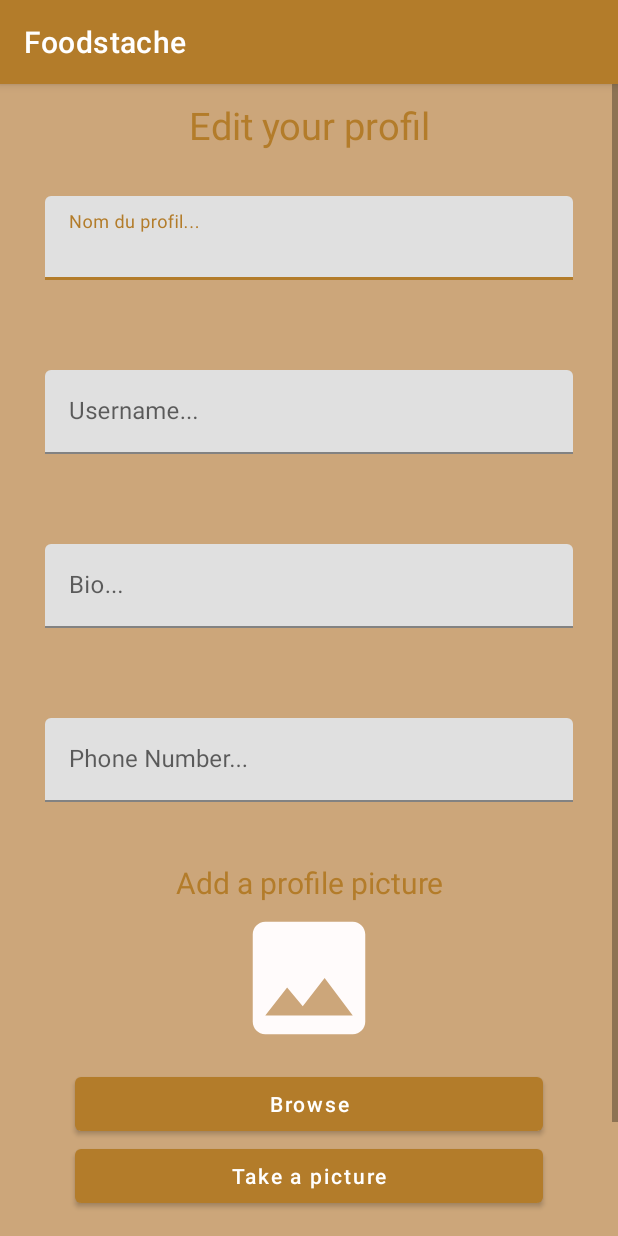
After one commit to AyAztuB/foodstache, an Android app: the EditProfilActivity screen opened directly, with no data from a screen before it, on a phone screen of 412 x 824 dp. The commit adds this screen. Run offline under Robolectric (Android 15) with nearby library versions, the phone set to English and light mode, and no system bars; our stand-ins replace Firebase (no records; nobody signed in at launch, a user with empty details on screens opened directly), Picasso.

Commit message:
On peut edit le profil depuis les settings !!!!

```diff
--- a/Foodstache/app/src/main/AndroidManifest.xml
+++ b/Foodstache/app/src/main/AndroidManifest.xml
@@ -13,6 +13,9 @@
         android:supportsRtl="true"
         android:theme="@style/Theme.Foodstache"
         tools:targetApi="31">
+        <activity
+            android:name=".EditProfilActivity"
+            android:exported="false" />
         <activity
             android:name=".RegisterProfilActivity"
             android:exported="false" />
--- /dev/null
+++ b/Foodstache/app/src/main/java/com/example/foodstache/EditProfilActivity.kt
@@ -0,0 +1,166 @@
+package com.example.foodstache
+
+import androidx.appcompat.app.AppCompatActivity
+import android.os.Bundle
+import android.widget.Button
+import com.google.android.material.textfield.TextInputEditText
+import android.annotation.SuppressLint
+import android.app.ProgressDialog
+import android.content.ContentValues.TAG
+import android.content.Intent
+import android.net.Uri
+import android.provider.MediaStore
+import android.util.Log
+import android.widget.ImageView
+import android.widget.Toast
+import com.google.firebase.auth.FirebaseAuth
+import com.google.firebase.database.DatabaseReference
+import com.google.firebase.database.ktx.database
+import com.google.firebase.ktx.Firebase
+import com.google.firebase.storage.FirebaseStorage
+import com.google.firebase.storage.StorageReference
+import com.google.firebase.storage.ktx.storage
+import com.squareup.picasso.Picasso
+import java.util.*
+
+class EditProfilActivity : AppCompatActivity() {
+
+    private lateinit var editBtn: Button
+    private lateinit var uploadBtn: Button
+    private lateinit var cameraBtn: Button
+    private lateinit var nameProfil: TextInputEditText
+    private lateinit var userName: TextInputEditText
+    private lateinit var phoneNumber: TextInputEditText
+    private lateinit var bioProfil: TextInputEditText
+    private lateinit var database: DatabaseReference
+    private lateinit var storageRef: StorageReference
+    private lateinit var mAvatarView: ImageView
+
+    private var myUrl: Uri? = null
+    var pictureProfile: Boolean = false
+
+    @SuppressLint("MissingInflatedId")
+    override fun onCreate(savedInstanceState: Bundle?) {
+        super.onCreate(savedInstanceState)
+        setContentView(R.layout.activity_edit_profil)
+
+            editBtn = findViewById(R.id.validateBtn)
+            cameraBtn = findViewById(R.id.camera_btn_profil)
+            uploadBtn = findViewById(R.id.browse_btn_image_profil)
+            nameProfil = findViewById(R.id.nomProfiltx)
+            userName = findViewById(R.id.usernametx)
+            phoneNumber = findViewById(R.id.phonenumberTx)
+            bioProfil = findViewById(R.id.bioTx)
+            mAvatarView = findViewById(R.id.image_to_add)
+            storageRef = Firebase.storage.reference
+            database = Firebase.database.reference
+
+            editBtn.setOnClickListener {
+                val userId = intent.getStringExtra("userId")
+                val name: String = nameProfil.text.toString().trim()
+                val username: String = userName.text.toString().trim()
+                val phone: String = phoneNumber.text.toString().trim()
+                val bio: String = bioProfil.text.toString().trim()
+
+                if (userId != null) {
+                    editProfil(name, username, phone, bio, userId)
+                }
+            }
+
+            uploadBtn.setOnClickListener {
+                pictureProfile = true
+                val galleryIntent = Intent()
+                galleryIntent.type = "image/*"
+                galleryIntent.action = Intent.ACTION_GET_CONTENT
+                startActivityForResult(Intent.createChooser(galleryIntent, "Select Picture"), 22)
+            }
+
+            cameraBtn.setOnClickListener {
+                val cameraIntent = Intent()
+                cameraIntent.type = "image/*"
+                cameraIntent.action = MediaStore.ACTION_IMAGE_CAPTURE
+                startActivityForResult(Intent.createChooser(cameraIntent, "Test"), 22)
+
+            }
+
+
+        }
+
+        override fun onActivityResult(requestCode: Int, resultCode: Int, data: Intent?) {
+            super.onActivityResult(requestCode, resultCode, data)
+            // on below line we are checking if the result is ok
+            if (requestCode == 22 && resultCode == RESULT_OK && data != null && data.data != null) {
+                // on below line initializing file uri with the data which we get from intent
+                myUrl = data.data
+                try {
+                    Picasso.get().load(myUrl).into(mAvatarView)
+                } catch (e: Exception) {
+                    // handling exception on below line
+                    e.printStackTrace()
+                }
+            }
+        }
+
+        private fun uploadImage() {
+            // on below line checking weather our file uri is null or not.
+            if (myUrl != null) {
+                // on below line displaying a progress dialog when uploading an image.
+                val progressDialog = ProgressDialog(this)
+                // on below line setting title and message for our progress dialog and displaying our progress dialog.
+                progressDialog.setTitle("Uploading...")
+                progressDialog.setMessage("Uploading your image..")
+                progressDialog.show()
+
+                // on below line creating a storage refrence for firebase storage and creating a child in it with
+                // random uuid.
+                val ref: StorageReference =
+                    FirebaseStorage.getInstance().reference.child("Profil Pictures")
+                        .child(UUID.randomUUID().toString())
+                // on below line adding a file to our storage.
+                ref.putFile(myUrl!!).addOnSuccessListener {
+                    // this method is called when file is uploaded.
+                    // in this case we are dismissing our progress dialog and displaying a toast message
+                    ref.downloadUrl.addOnSuccessListener {
+                        Log.d(TAG, "File Location: $it")
+                        LoadInDataBase(it.toString())
+                    }
+                    progressDialog.dismiss()
+                    Toast.makeText(applicationContext, "Image Uploaded..", Toast.LENGTH_SHORT)
+                        .show()
+                }.addOnFailureListener {
+                    // this method is called when there is failure in file upload.
+                    // in this case we are dismissing the dialog and displaying toast message
+                    progressDialog.dismiss()
+                    Toast.makeText(applicationContext, "Fail to Upload Image..", Toast.LENGTH_SHORT)
+                        .show()
+                }
+            }
+        }
+
+        private fun LoadInDataBase(url: String) {
+            val userId = intent.getStringExtra("userId")
+            if (userId != null) {
+                database.child("Users").child(userId).child("image").setValue(url)
+            }
+        }
+
+        private fun editProfil(name: String, username: String, phone: String, bio: String, userID: String) {
+            if (username.isNotEmpty()) {
+                database.child("Users").child(userID).child("username").setValue(username);
+            }
+            if (name.isNotEmpty()) {
+                database.child("Users").child(userID).child("name").setValue(name)
+            }
+            if (phone.isNotEmpty()) {
+                database.child("Users").child(userID).child("phone").setValue(phone)
+            }
+            if (bio.isNotEmpty()) {
+                database.child("Users").child(userID).child("bio").setValue(bio)
+            }
+            if (pictureProfile) {
+                uploadImage()
+            }
+            startActivity(Intent(this@EditProfilActivity, SettingActivity::class.java))
+
+        }
+}
--- a/Foodstache/app/src/main/java/com/example/foodstache/RegisterProfilActivity.kt
+++ b/Foodstache/app/src/main/java/com/example/foodstache/RegisterProfilActivity.kt
@@ -12,7 +12,6 @@ import android.widget.Button
 import android.widget.ImageView
 import android.widget.Toast
 import androidx.appcompat.app.AppCompatActivity
-import com.example.foodstache.databinding.ActivityRegisterProfilBinding
 import com.google.android.material.textfield.TextInputEditText
 import com.google.firebase.database.DatabaseReference
 import com.google.firebase.database.ktx.database
@@ -38,7 +37,6 @@ class RegisterProfilActivity : AppCompatActivity() {
     private lateinit var mAvatarView : ImageView
 
     private var myUrl: Uri? =null
-    private lateinit var imageLink : String
     var pictureProfile: Boolean = false
     @SuppressLint("MissingInflatedId")
     override fun onCreate(savedInstanceState: Bundle?) {
@@ -56,8 +54,6 @@ class RegisterProfilActivity : AppCompatActivity() {
         database = Firebase.database.reference
         storageRef = Firebase.storage.reference
 
-
-
         editBtn.setOnClickListener{
             val userId = intent.getStringExtra("userId")
             val name : String = nameProfil.text.toString().trim()
@@ -68,7 +64,6 @@ class RegisterProfilActivity : AppCompatActivity() {
             if (userId != null) {
                 editProfil(name, username, phone, bio, userId)
             }
-
         }
 
         uploadBtn.setOnClickListener{
--- /dev/null
+++ b/Foodstache/app/src/main/res/layout/activity_edit_profil.xml
@@ -0,0 +1,145 @@
+<?xml version="1.0" encoding="utf-8"?>
+<RelativeLayout xmlns:android="http://schemas.android.com/apk/res/android"
+    xmlns:app="http://schemas.android.com/apk/res-auto"
+    xmlns:tools="http://schemas.android.com/tools"
+    android:layout_width="match_parent"
+    android:layout_height="match_parent"
+    tools:context=".EditProfilActivity"
+    android:background="@color/primary">
+
+
+    <ScrollView
+        android:layout_width="match_parent"
+        android:layout_height="wrap_content">
+
+
+        <LinearLayout
+            android:layout_width="match_parent"
+            android:layout_height="wrap_content"
+            android:orientation="vertical">
+
+            <TextView
+                android:id="@+id/EditProfil"
+                android:layout_width="match_parent"
+                android:layout_height="wrap_content"
+                android:layout_marginTop="10dp"
+                android:text="@string/edit_your_profil"
+                android:textAlignment="center"
+                android:textColor="@color/purple_500"
+                android:textSize="25sp" />
+
+            <com.google.android.material.textfield.TextInputLayout
+                android:id="@+id/NomProfil"
+                style="@style/Widget.MaterialComponents.TextInputLayout.FilledBox"
+                android:layout_width="match_parent"
+                android:layout_height="wrap_content"
+                android:layout_margin="30dp">
+
+                <com.google.android.material.textfield.TextInputEditText
+                    android:id="@+id/nomProfiltx"
+                    android:layout_width="match_parent"
+                    android:layout_height="wrap_content"
+                    android:drawablePadding="5dp"
+                    android:hint="@string/nom_du_profil" />
+            </com.google.android.material.textfield.TextInputLayout>
+
+            <com.google.android.material.textfield.TextInputLayout
+                android:id="@+id/Username"
+                style="@style/Widget.MaterialComponents.TextInputLayout.FilledBox"
+                android:layout_width="match_parent"
+                android:layout_height="wrap_content"
+                android:layout_margin="30dp">
+
+                <com.google.android.material.textfield.TextInputEditText
+                    android:id="@+id/usernametx"
+                    android:layout_width="match_parent"
+                    android:layout_height="wrap_content"
+                    android:drawablePadding="5dp"
+                    android:hint="@string/username" />
+            </com.google.android.material.textfield.TextInputLayout>
+
+            <!-- EditText: Input Password -->
+            <com.google.android.material.textfield.TextInputLayout
+                android:id="@+id/Bio"
+                style="@style/Widget.MaterialComponents.TextInputLayout.FilledBox"
+                android:layout_width="match_parent"
+                android:layout_height="wrap_content"
+                android:layout_margin="30dp">
+
+                <com.google.android.material.textfield.TextInputEditText
+                    android:id="@+id/bioTx"
+                    android:layout_width="match_parent"
+                    android:layout_height="wrap_content"
+                    android:drawablePadding="5dp"
+                    android:hint="@string/bio" />
+            </com.google.android.material.textfield.TextInputLayout>
+
+            <com.google.android.material.textfield.TextInputLayout
+                android:id="@+id/PhoneNumber"
+                style="@style/Widget.MaterialComponents.TextInputLayout.FilledBox"
+                android:layout_width="match_parent"
+                android:layout_height="wrap_content"
+                android:layout_margin="30dp">
+
+                <com.google.android.material.textfield.TextInputEditText
+                    android:id="@+id/phonenumberTx"
+                    android:layout_width="match_parent"
+                    android:layout_height="wrap_content"
+                    android:drawablePadding="5dp"
+                    android:hint="@string/phone_number"
+                    android:inputType="phone" />
+            </com.google.android.material.textfield.TextInputLayout>
+
+            <TextView
+                android:layout_width="match_parent"
+                android:layout_height="wrap_content"
+                android:layout_marginTop="10dp"
+                android:text="@string/add_a_profile_picture"
+                android:textAlignment="center"
+                android:textColor="@color/purple_500"
+                android:textSize="20sp">
+
+            </TextView>
+
+            <ImageView
+                android:id="@+id/image_to_add"
+                android:layout_width="match_parent"
+                android:layout_height="100dp"
+                android:src="@drawable/profil_picture_basic" />
+
+            <Button
+                android:id="@+id/browse_btn_image_profil"
+                android:layout_width="match_parent"
+                android:layout_height="wrap_content"
+                android:layout_marginLeft="50dp"
+                android:layout_marginTop="10dp"
+                android:layout_marginRight="50dp"
+                android:text="@string/browse"
+                android:textAllCaps="false" />
+
+            <Button
+                android:id="@+id/camera_btn_profil"
+                android:layout_width="match_parent"
+                android:layout_height="wrap_content"
+                android:layout_marginLeft="50dp"
+                android:layout_marginRight="50dp"
+                android:text="@string/take_a_picture"
+                android:textAllCaps="false" />
+
+
+            <Button
+                android:id="@+id/validateBtn"
+                style="@style/Widget.MaterialComponents.Button.Icon"
+                android:layout_width="match_parent"
+                android:layout_height="60dp"
+                android:layout_margin="20dp"
+                android:text="@string/validate"
+                android:textAllCaps="false"
+                app:iconGravity="textStart" />
+
+
+
+        </LinearLayout>
+    </ScrollView>
+
+</RelativeLayout>
--- a/Foodstache/app/src/main/res/layout/activity_setting.xml
+++ b/Foodstache/app/src/main/res/layout/activity_setting.xml
@@ -63,7 +63,8 @@
                 android:orientation="vertical"
                 android:padding="15dp">
                 <!-- Edit Profile -->
-                    <RelativeLayout
+                <RelativeLayout
+                    android:id="@+id/edit_profil_btn"
                 android:layout_width="match_parent"
                 android:layout_height="wrap_content">
 
```
Also changed, not shown: Foodstache/app/src/main/java/com/example/foodstache/SettingActivity.kt (+17 -0 lines).
